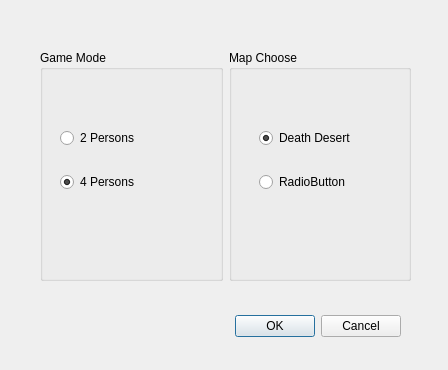
Before: the Qt Designer form chooseGame.ui in ideallx/Hexagon, drawn with Qt 5.
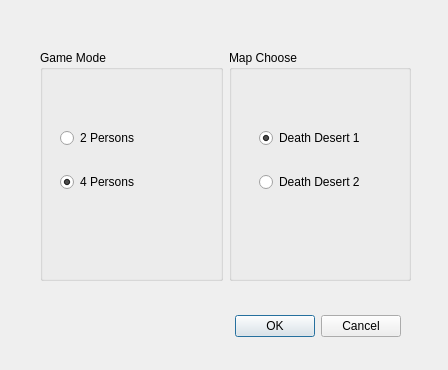
After: the same form once the commit is applied.

The edit to the form file:
```diff
--- a/chooseGame.ui
+++ b/chooseGame.ui
@@ -29,7 +29,7 @@
     <set>QDialogButtonBox::Cancel|QDialogButtonBox::Ok</set>
    </property>
   </widget>
-  <widget class="QWidget" name="">
+  <widget class="QWidget" name="layoutWidget">
    <property name="geometry">
     <rect>
      <x>40</x>
@@ -80,7 +80,7 @@
       <property name="title">
        <string>Map Choose</string>
       </property>
-      <widget class="QWidget" name="">
+      <widget class="QWidget" name="layoutWidget">
        <property name="geometry">
         <rect>
          <x>30</x>
@@ -93,7 +93,7 @@
         <item>
          <widget class="QRadioButton" name="radioButton">
           <property name="text">
-           <string>Death Desert</string>
+           <string>Death Desert 1</string>
           </property>
           <property name="checked">
            <bool>true</bool>
@@ -103,7 +103,7 @@
         <item>
          <widget class="QRadioButton" name="radioButton_2">
           <property name="text">
-           <string>RadioButton</string>
+           <string>Death Desert 2</string>
           </property>
          </widget>
         </item>
```
Left out of the diff: 6 changed lines with no effect on the pictures.
